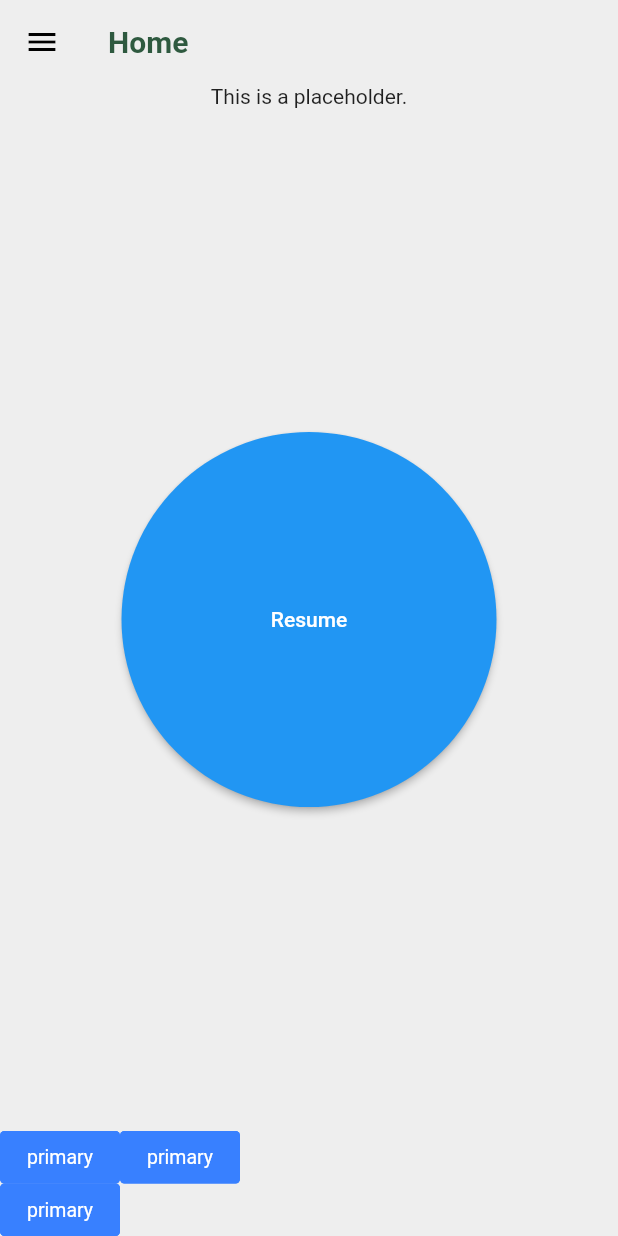
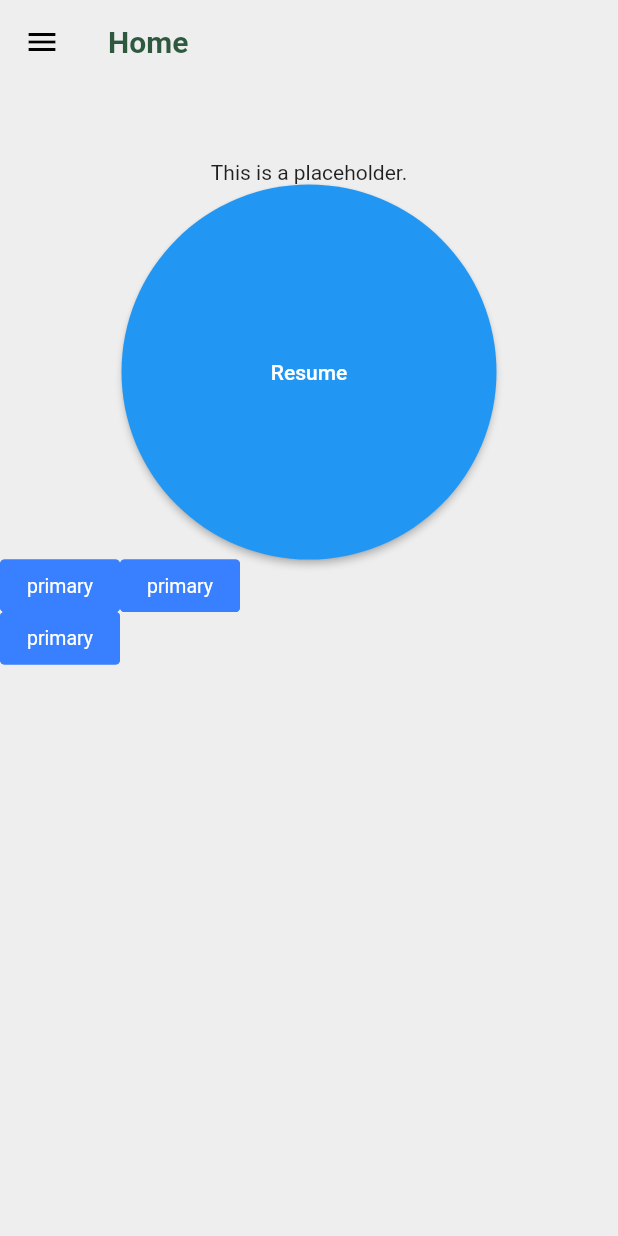
Before and after one commit to GSC-2023/Flutter_App, a Flutter app: the screen it shows after launch, after a tap on "Begin Work", on a phone screen of 412 x 824 dp. Run offline on Flutter 3.47's test engine with Material 2 defaults, Android fonts, the phone set to English and light mode, and no system bars; drawn by our look-alikes of getwidget.

Commit message:
chore: fix item alignment

```diff
--- a/break_app/lib/screens/home.dart
+++ b/break_app/lib/screens/home.dart
@@ -79,6 +79,8 @@ class _HomeState extends State<Home> {
         foregroundColor:  Color(0xECEAEA),
       ),
       body: Column(
+              mainAxisAlignment: MainAxisAlignment.center,
+      crossAxisAlignment: CrossAxisAlignment.center,
         children: [
           Container(
             child: Center(
@@ -87,7 +89,6 @@ class _HomeState extends State<Home> {
                 ),
             )
           ),
-          Expanded(child: Container(),),
           ElevatedButton(
             onPressed: () {
               setState(() {
@@ -102,7 +103,6 @@ class _HomeState extends State<Home> {
             child:
               started ? (isRunning ? Text('Pause') : Text('Resume')) : Text('Begin Work'),
           ),
-          Expanded(child: Container(),),
           started ? HomeButton() : HomeQuote()
       ]),
     );
--- a/break_app/lib/screens/home_button.dart
+++ b/break_app/lib/screens/home_button.dart
@@ -4,7 +4,9 @@ import 'package:getwidget/getwidget.dart';
 class HomeButton extends StatelessWidget{
   @override
   Widget build(BuildContext context){
-    return Column(
+    return Container(
+      height: 400,
+      child: Column(
         children: [
           Row(children: [
             GFButton(
@@ -21,8 +23,9 @@ class HomeButton extends StatelessWidget{
             onPressed: (){},
             text:"primary"
           ),
-        ],)
+          ],),
         ],
+      ),
     );
   }
 
```
Lines whose indentation alone changed are shown as unchanged.
